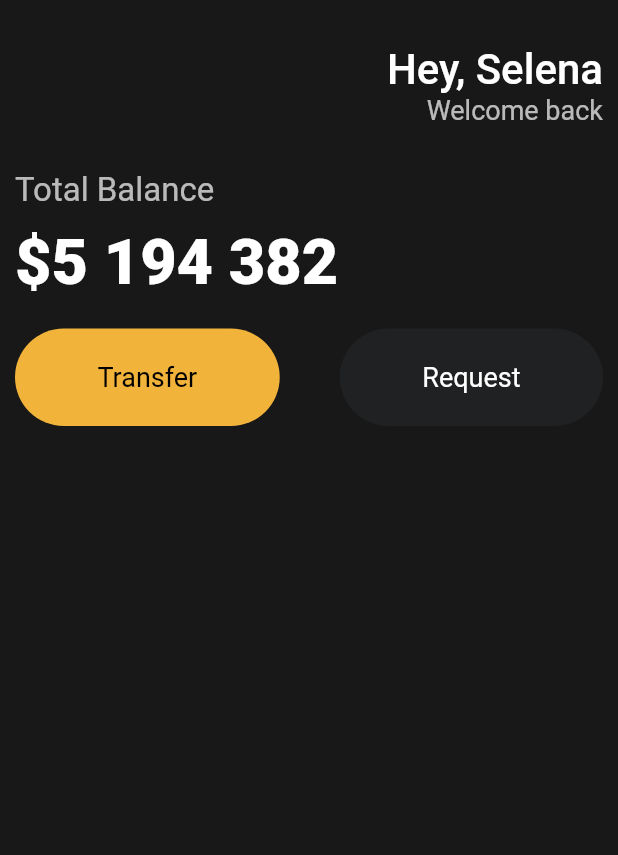
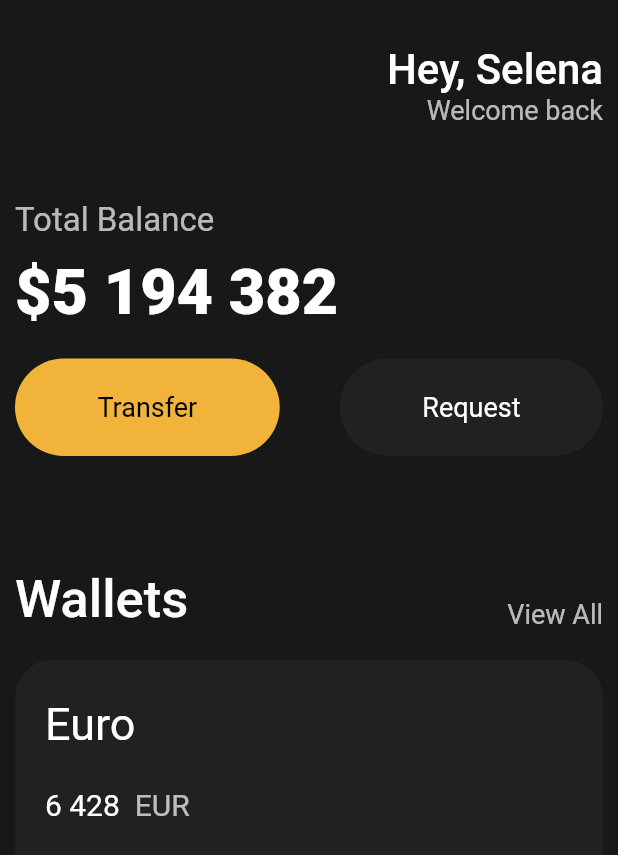
Before and after one commit to Mu-jun/flutter_toonflix, a Flutter app: the screen it shows after launch, on a phone screen of 412 x 824 dp. Shown: the top 855 px of the screen. Run offline on Flutter 3.47's test engine with Material 2 defaults, Android fonts, the phone set to English and light mode, and no system bars.

Commit message:
Cards Section

```diff
--- a/lib/main.dart
+++ b/lib/main.dart
@@ -43,7 +43,7 @@ class MyApp extends StatelessWidget {
                   )
                 ],
               ),
-              const SizedBox(height: 30),
+              const SizedBox(height: 50),
               Column(
                 crossAxisAlignment: CrossAxisAlignment.start,
                 children: [
@@ -80,6 +80,75 @@ class MyApp extends StatelessWidget {
                     ],
                   )
                 ],
+              ),
+              const SizedBox(height: 75),
+              Row(
+                mainAxisAlignment: MainAxisAlignment.spaceBetween,
+                crossAxisAlignment: CrossAxisAlignment.end,
+                children: [
+                  const Text(
+                    'Wallets',
+                    style: TextStyle(
+                      color: Colors.white,
+                      fontSize: 35,
+                      fontWeight: FontWeight.w500,
+                    ),
+                  ),
+                  Text(
+                    'View All',
+                    style: TextStyle(
+                      color: Colors.white.withOpacity(0.7),
+                      fontSize: 18,
+                    ),
+                  ),
+                ],
+              ),
+              const SizedBox(height: 20),
+              Container(
+                decoration: BoxDecoration(
+                  color: const Color(0xFF1F2123),
+                  borderRadius: BorderRadius.circular(25),
+                ),
+                child: Padding(
+                  padding: const EdgeInsets.fromLTRB(20, 25, 20, 50),
+                  child: Row(
+                    mainAxisAlignment: MainAxisAlignment.spaceBetween,
+                    children: [
+                      Column(
+                        crossAxisAlignment: CrossAxisAlignment.start,
+                        children: [
+                          const Text(
+                            'Euro',
+                            style: TextStyle(
+                              color: Colors.white,
+                              fontSize: 30,
+                            ),
+                          ),
+                          const SizedBox(height: 25),
+                          Row(
+                            children: [
+                              const Text(
+                                '6 428',
+                                style: TextStyle(
+                                  color: Colors.white,
+                                  fontSize: 20,
+                                ),
+                              ),
+                              const SizedBox(width: 10),
+                              Text(
+                                'EUR',
+                                style: TextStyle(
+                                  color: Colors.white.withOpacity(0.7),
+                                  fontSize: 20,
+                                ),
+                              ),
+                            ],
+                          )
+                        ],
+                      )
+                    ],
+                  ),
+                ),
               )
             ],
           ),
```
